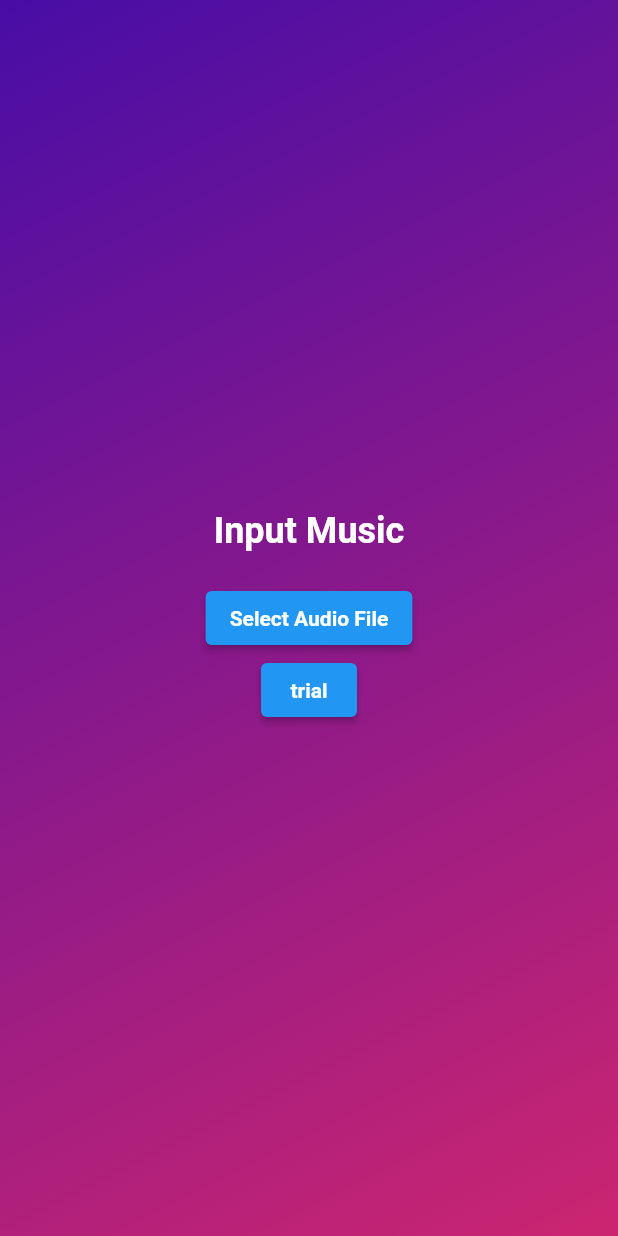
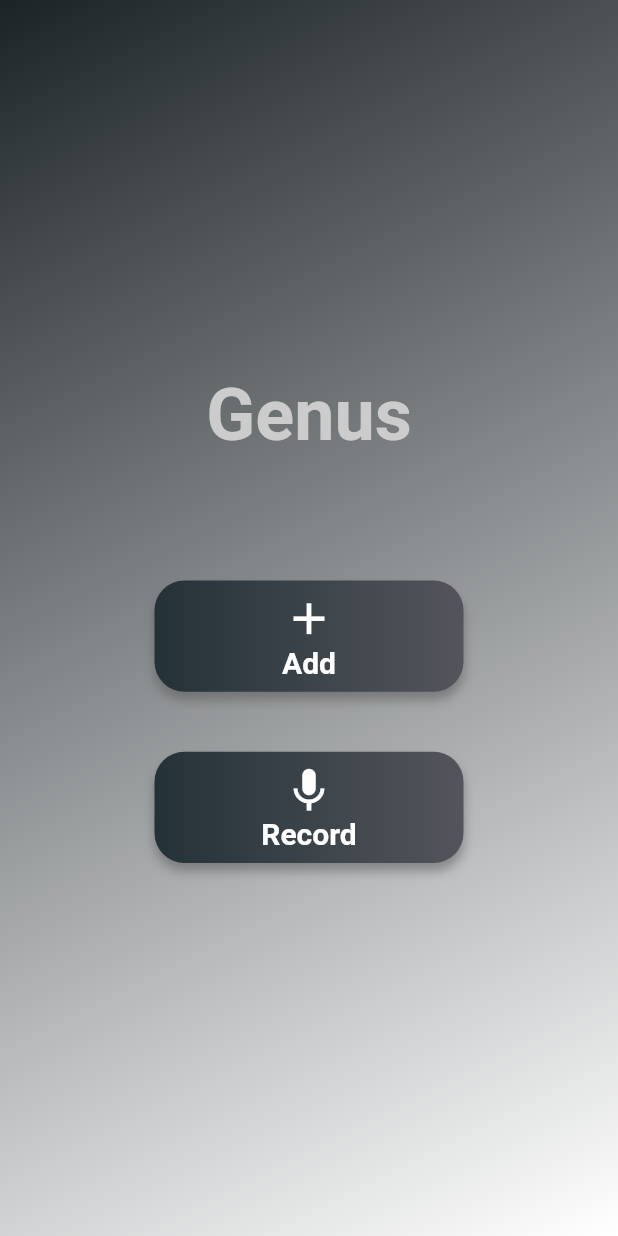
Before and after one commit to TigistW/genus-1-deploy, a Flutter app: the screen it shows after launch, on a phone screen of 412 x 824 dp. Run offline on Flutter 3.47's test engine with Material 2 defaults, Android fonts, the phone set to English and light mode, and no system bars; our stand-ins replace dio, file_picker; missing offline and left inert: flutter_ffmpeg, open_file_plus.

Commit message:
fixing code

```diff
--- a/genus_frontend/lib/main.dart
+++ b/genus_frontend/lib/main.dart
@@ -1,5 +1,6 @@
 import 'package:flutter/material.dart';
 import 'package:genus_frontend/screens/pages/AudioInputPage.dart';
+import 'package:genus_frontend/screens/pages/record_page.dart';
 import 'package:genus_frontend/screens/pages/splash_page.dart';
 import 'package:genus_frontend/screens/pages/upload_music.dart';
 
@@ -17,7 +18,7 @@ class MyApp extends StatelessWidget {
       routes: {
         '/': (context) => SplashPage(),
         '/home': (context) => AudioInputPage(),
-        // '/predict':(context)=> PredictedPage()
+        '/record':(context)=> AudioRecorder()
       },
     );
   }
--- a/genus_frontend/lib/screens/pages/AudioInputPage.dart
+++ b/genus_frontend/lib/screens/pages/AudioInputPage.dart
@@ -2,6 +2,7 @@ import 'dart:convert';
 import 'dart:io';
 import 'package:dio/dio.dart';
 import 'package:file_picker/file_picker.dart';
+import 'package:genus_frontend/dataprovider/dataprovider.dart';
 import 'package:genus_frontend/models/music.dart';
 import 'package:http/http.dart';
 import 'package:open_file_plus/open_file_plus.dart';
@@ -19,6 +20,9 @@ class AudioInputPage extends StatefulWidget {
 
 class _AudioInputPageState extends State<AudioInputPage> {
   File? _audioFile;
+  String? name;
+  String? predicted;
+  // final musicProvider = MusicDataprovider();
 
   void _pickAudioFile() async {
     FilePickerResult? result = await FilePicker.platform.pickFiles();
@@ -27,32 +31,28 @@ class _AudioInputPageState extends State<AudioInputPage> {
       if (filePath != null) {
         setState(() {
           _audioFile = File(filePath);
+          name = filePath.split('/').last;
           // OpenFile.open(_audioFile.path);
         });
       }
     }
   }
 
+  String apiUrl = "http://192.168.43.250:8000";
+
   void trial() async {
-    print("---------------------------");
-    String url = "http://192.168.43.250:8000/genus/trial/";
+    String url = "$apiUrl/genus/trial/";
     var postUri = Uri.parse(url);
     var request = http.Request('GET', postUri);
-    print(request.body);
-    print(request.toString());
     var response = await request.send();
     print(";;;;;");
-    print(response.toString());
     print(response.statusCode);
-    // print(response['data']);
   }
 
   void predict(File? _audioFile) async {
-    print("----------------------------------");
     String? fileName = _audioFile?.path.split('/').last;
-    String url = "http://192.168.43.250:8000/genus/add/";
+    String url = "$apiUrl/genus/add/";
     var postUri = Uri.parse(url);
-    print(postUri);
 
     var request = http.MultipartRequest('POST', postUri);
     request.fields['creation_date'] = "${DateTime.now()}";
@@ -60,32 +60,30 @@ class _AudioInputPageState extends State<AudioInputPage> {
       'song',
       _audioFile!.path,
     ));
-    print(request.toString());
-    print("-------------------REQUEST------------------------");
-    print(request.toString());
-    print("-------------------RESPONSE------------------------");
     var response = await request.send();
     final responsed = await http.Response.fromStream(response);
-
-    print(responsed.toString());
     final responseData = json.decode(responsed.body)['data'];
     print(responseData);
-    print("-------------------RESPONSEDATA------------------------");
 
-    // call the predict functionality hereeea and return a prediction
-
-    String getU = "http://192.168.43.250:8000/genus/predict/";
+    // call the predict functionality here and return a prediction
+    String getU = "$apiUrl/genus/predict/";
     var getUrl = Uri.parse(getU);
     var req = http.MultipartRequest('GET', getUrl);
     var res = await req.send();
+    var responses = await http.Response.fromStream(res);
+    var resData = json.decode(responses.body)['data'];
     print(res.statusCode);
-    print(res.toString());
-    // print(res['data']);
-    // print(res.body());
+
+    setState(() {
+      predicted = resData;
+    });
+    // return resData;
   }
 
   @override
   Widget build(BuildContext context) {
+    var screenHeight = MediaQuery.of(context).size.height;
+    var screenWidth = MediaQuery.of(context).size.width;
     return Scaffold(
       body: Container(
           decoration: const BoxDecoration(
@@ -93,68 +91,135 @@ class _AudioInputPageState extends State<AudioInputPage> {
               begin: Alignment.topLeft,
               end: Alignment.bottomRight,
               colors: [
-                Color.fromARGB(255, 72, 13, 166),
-                Color.fromARGB(255, 203, 37, 112)
+                Color.fromARGB(255, 28, 35, 39),
+                Color.fromARGB(255, 255, 255, 255)
               ],
             ),
           ),
           child: _audioFile != null
+              ? Container(
+                  // mainAxisAlignment: MainAxisAlignment.center,
+                  child: predicted == null
                       ? Column(
-                  mainAxisAlignment: MainAxisAlignment.center,
                           children: [
-                    const Text("Music Selected",
+                            const Text("Audio Selected:",
                                 style: TextStyle(
                                     color: Colors.white,
                                     fontSize: 24.0,
                                     fontWeight: FontWeight.bold)),
-                    Text("$_audioFile",
+                            SizedBox(height: screenHeight * 0.05),
+                            Container(
+                              height: screenHeight * 0.08,
+                              width: screenWidth * 0.7,
+                              child: Text('$name',
                                   style: const TextStyle(
-                            color: Colors.white,
+                                    color: Color.fromARGB(255, 0, 0, 0),
                                     fontSize: 24.0,
-                            fontWeight: FontWeight.bold)),
+                                    // backgroundColor: Color.fromARGB(255, 104, 104, 104)
+                                  )),
+                            ),
+                            SizedBox(height: screenHeight * 0.05),
                             Container(),
-                    ElevatedButton(
-                      child: const Text("Predict",
-                          style: TextStyle(
-                            color: Colors.white,
-                            fontWeight: FontWeight.bold,
-                          )),
+                            CoolButton(
+                                label: "predict",
                                 onPressed: () {
                                   setState(() {});
                                   predict(_audioFile);
                                 },
+                                icon: Icons.radar),
+                            SizedBox(height: 20.0),
+                          ],
+                        )
+                      : Column(
+                          children: [Text(predicted.toString())],
                         ),
-                    const SizedBox(height: 20.0),
-                  ],
                 )
               : Column(
                   mainAxisAlignment: MainAxisAlignment.center,
                   children: [
-                    const Text("Input Music",
+                    const Text("Genus",
                         style: TextStyle(
-                            color: Colors.white,
-                            fontSize: 24.0,
-                            fontWeight: FontWeight.bold)),
-                    Container(),
-                    const SizedBox(height: 20.0),
-                    ElevatedButton(
-                      child: Text("Select Audio File",
-                          style: TextStyle(
-                            color: Colors.white,
+                          color: Color.fromARGB(255, 205, 204, 204),
+                          fontSize: 48.0,
                           fontWeight: FontWeight.bold,
                         )),
+                    Container(),
+                    SizedBox(height: screenHeight * 0.1),
+                    CoolButton(
+                      label: "Add",
                       onPressed: _pickAudioFile,
+                      icon: Icons.add,
                     ),
-                    ElevatedButton(
-                      child: Text("trial",
-                          style: TextStyle(
-                            color: Colors.white,
-                            fontWeight: FontWeight.bold,
-                          )),
-                      onPressed: trial,
-                    ),
+                    SizedBox(height: 40),
+                    CoolButton(
+                        label: "Record",
+                        onPressed: () {
+                          Navigator.pushReplacementNamed(context, '/record');
+                        },
+                        icon: Icons.mic),
                   ],
                 )),
     );
   }
 }
+
+class CoolButton extends StatelessWidget {
+  final String label;
+  final onPressed;
+  final icon;
+
+  const CoolButton(
+      {Key? key,
+      required this.label,
+      required this.onPressed,
+      required this.icon})
+      : super(key: key);
+
+  @override
+  Widget build(BuildContext context) {
+    var screenHeight = MediaQuery.of(context).size.height;
+    var screenWidth = MediaQuery.of(context).size.width;
+    return GestureDetector(
+      onTap: onPressed,
+      child: Container(
+        height: screenHeight * 0.09,
+        width: screenWidth * 0.5,
+        decoration: BoxDecoration(
+          gradient: LinearGradient(
+            colors: [
+              Color.fromARGB(255, 36, 50, 56),
+              Color.fromARGB(255, 83, 85, 91)
+            ],
+            begin: Alignment.topLeft,
+            end: Alignment.topRight,
+          ),
+          borderRadius: BorderRadius.circular(20),
+          boxShadow: [
+            BoxShadow(
+              color: Color.fromARGB(255, 83, 83, 83).withOpacity(0.5),
+              blurRadius: 5,
+              offset: Offset(0, 5),
+            ),
+          ],
+        ),
+        child: Column(children: [
+          SizedBox(height: screenHeight * 0.01),
+          Icon(
+            icon,
+            color: Colors.white,
+            size: screenWidth * 0.085,
+          ),
+          // SizedBox(height: 5,),
+          Text(
+            label,
+            style: TextStyle(
+              color: Color.fromARGB(255, 255, 255, 255),
+              fontSize: 20,
+              fontWeight: FontWeight.bold,
+            ),
+          ),
+        ]),
+      ),
+    );
+  }
+}
--- a/genus_frontend/pubspec.yaml
+++ b/genus_frontend/pubspec.yaml
@@ -47,6 +47,11 @@ dependencies:
   path:
   audioplayers:
   dio: ^5.0.0
+  flutter_sound: ^9.2.13
+  assets_audio_player: ^3.0.6
+  permission_handler: ^10.2.0
+  intl: ^0.18.0
+  audio_session: ^0.1.13
 
 
 
```
Also changed, not shown: genus_frontend/lib/dataprovider/dataprovider.dart (deleted, +0 -54 lines), genus_frontend/lib/screens/pages/splash_page.dart (+24 -12 lines), genus_frontend/lib/screens/pages/record_page.dart (added), genus_frontend/pubspec.lock, 6 other files. Lines whose indentation alone changed are shown as unchanged.
